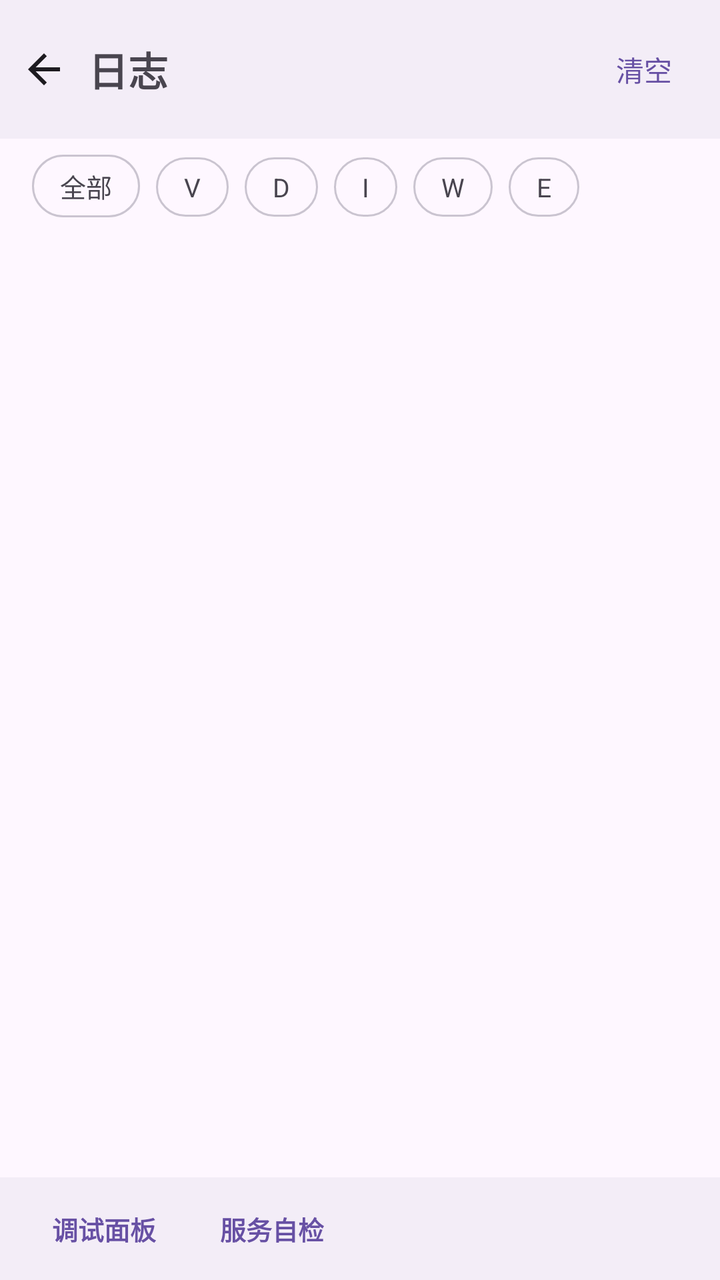
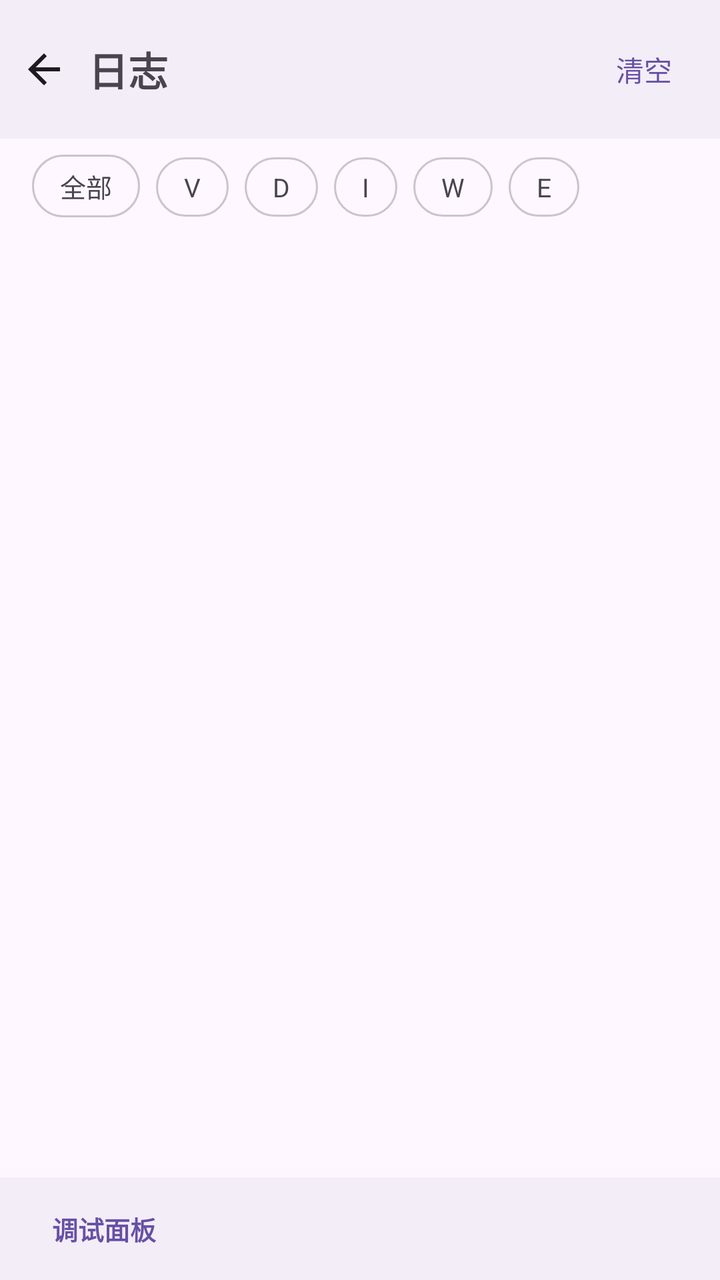

An Android layout rendered at two revisions. The XML below is the earlier revision; the diff shows what the commit changed to produce the second picture.
<!-- AndroidManifest.xml: application theme Theme.Keyou -->
<!-- res/layout/activity_log.xml -->
<?xml version="1.0" encoding="utf-8"?>
<LinearLayout xmlns:android="http://schemas.android.com/apk/res/android"
    android:layout_width="match_parent"
    android:layout_height="match_parent"
    android:orientation="vertical">

    <LinearLayout
        android:layout_width="match_parent"
        android:layout_height="wrap_content"
        android:orientation="horizontal"
        android:gravity="center_vertical"
        android:background="?attr/colorSurfaceContainer"
        android:paddingEnd="16dp">

        <include layout="@layout/view_back_bar" />

        <TextView
            android:layout_width="0dp"
            android:layout_height="wrap_content"
            android:layout_weight="1"
            android:text="@string/log_title"
            android:textSize="20sp"
            android:textStyle="bold"
            android:paddingVertical="20dp" />

        <TextView
            android:id="@+id/btn_log_clear"
            android:layout_width="wrap_content"
            android:layout_height="wrap_content"
            android:background="?attr/selectableItemBackgroundBorderless"
            android:clickable="true"
            android:focusable="true"
            android:padding="8dp"
            android:text="@string/log_clear"
            android:textColor="?attr/colorPrimary"
            android:textSize="14sp" />
    </LinearLayout>

    <HorizontalScrollView
        android:layout_width="match_parent"
        android:layout_height="wrap_content"
        android:paddingHorizontal="16dp"
        android:paddingTop="8dp"
        android:scrollbars="none">

        <LinearLayout
            android:layout_width="wrap_content"
            android:layout_height="wrap_content"
            android:orientation="horizontal">

            <TextView
                android:id="@+id/chip_all"
                style="@style/Widget.Keyou.FilterChip"
                android:text="@string/log_filter_all" />

            <TextView
                android:id="@+id/chip_v"
                style="@style/Widget.Keyou.FilterChip"
                android:text="V" />

            <TextView
                android:id="@+id/chip_d"
                style="@style/Widget.Keyou.FilterChip"
                android:text="D" />

            <TextView
                android:id="@+id/chip_i"
                style="@style/Widget.Keyou.FilterChip"
                android:text="I" />

            <TextView
                android:id="@+id/chip_w"
                style="@style/Widget.Keyou.FilterChip"
                android:text="W" />

            <TextView
                android:id="@+id/chip_e"
                style="@style/Widget.Keyou.FilterChip"
                android:text="E" />
        </LinearLayout>
    </HorizontalScrollView>

    <TextView
        android:id="@+id/tv_log_count"
        android:layout_width="wrap_content"
        android:layout_height="wrap_content"
        android:layout_marginHorizontal="20dp"
        android:layout_marginTop="6dp"
        android:alpha="0.7"
        android:textSize="12sp" />

    <FrameLayout
        android:layout_width="match_parent"
        android:layout_height="0dp"
        android:layout_weight="1">

        <androidx.recyclerview.widget.RecyclerView
            android:id="@+id/rv_logs"
            android:layout_width="match_parent"
            android:layout_height="match_parent"
            android:clipToPadding="false"
            android:paddingHorizontal="16dp"
            android:paddingVertical="8dp" />

        <TextView
            android:id="@+id/tv_log_empty"
            android:layout_width="wrap_content"
            android:layout_height="wrap_content"
            android:layout_gravity="center"
            android:text="@string/log_empty"
            android:textColor="?attr/colorOnSurfaceVariant"
            android:visibility="gone" />
    </FrameLayout>

    
    <LinearLayout
        android:layout_width="match_parent"
        android:layout_height="wrap_content"
        android:background="?attr/colorSurfaceContainer"
        android:orientation="horizontal"
        android:paddingHorizontal="20dp"
        android:paddingVertical="10dp">

        <TextView
            android:id="@+id/btn_log_diag"
            android:layout_width="wrap_content"
            android:layout_height="wrap_content"
            android:background="?attr/selectableItemBackgroundBorderless"
            android:clickable="true"
            android:focusable="true"
            android:padding="6dp"
            android:text="@string/log_entry_diag"
            android:textColor="?attr/colorPrimary"
            android:textSize="13sp"
            android:textStyle="bold" />

        <TextView
            android:id="@+id/btn_log_service"
            android:layout_width="wrap_content"
            android:layout_height="wrap_content"
            android:layout_marginStart="20dp"
            android:background="?attr/selectableItemBackgroundBorderless"
            android:clickable="true"
            android:focusable="true"
            android:padding="6dp"
            android:text="@string/log_entry_service"
            android:textColor="?attr/colorPrimary"
            android:textSize="13sp"
            android:textStyle="bold" />
    </LinearLayout>

</LinearLayout>
<!-- res/layout/view_back_bar.xml (included above) -->
<?xml version="1.0" encoding="utf-8"?>
<FrameLayout xmlns:android="http://schemas.android.com/apk/res/android"
    android:layout_width="wrap_content"
    android:layout_height="wrap_content">

    <ImageButton
        android:id="@+id/btn_back"
        android:layout_width="44dp"
        android:layout_height="44dp"
        android:background="?attr/selectableItemBackgroundBorderless"
        android:contentDescription="@string/back"
        android:padding="10dp"
        android:src="@drawable/ic_arrow_back" />

</FrameLayout>
<!-- resources referenced by this layout -->
<resources>
  <!-- drawable ic_arrow_back (drawable) -->
  <?xml version="1.0" encoding="utf-8"?>
  <vector xmlns:android="http://schemas.android.com/apk/res/android"
      android:width="24dp"
      android:height="24dp"
      android:viewportWidth="24"
      android:viewportHeight="24"
      android:tint="?attr/colorOnSurface">
      <path
          android:fillColor="@android:color/white"
          android:pathData="M20,11H7.83l5.59,-5.59L12,4l-8,8 8,8 1.41,-1.41L7.83,13H20v-2z" />
  </vector>
  <string name="back">返回</string>
  <string name="log_clear">清空</string>
  <string name="log_empty">暂无日志</string>
  <string name="log_entry_diag">调试面板</string>
  <string name="log_entry_service">服务自检</string>
  <string name="log_filter_all">全部</string>
  <string name="log_title">日志</string>
  <style name="Widget.Keyou.FilterChip" parent="">
          <item name="android:layout_width">wrap_content</item>
          <item name="android:layout_height">wrap_content</item>
          <item name="android:layout_marginEnd">8dp</item>
          <item name="android:background">@drawable/bg_chip</item>
          <item name="android:clickable">true</item>
          <item name="android:focusable">true</item>
          <item name="android:paddingHorizontal">14dp</item>
          <item name="android:paddingVertical">6dp</item>
          <item name="android:textSize">13sp</item>
      </style>
  <style name="Theme.Keyou" parent="Theme.Material3.DayNight.NoActionBar" />
  <!-- drawable bg_chip (drawable) -->
  <?xml version="1.0" encoding="utf-8"?>
  <shape xmlns:android="http://schemas.android.com/apk/res/android"
      android:shape="rectangle">
      <corners android:radius="16dp" />
      <stroke
          android:width="1dp"
          android:color="?attr/colorOutlineVariant" />
  </shape>
</resources>

<!-- the commit's change to res/layout/activity_log.xml (unified diff, before → after) -->
@@ -134,20 +134,7 @@
             android:textSize="13sp"
             android:textStyle="bold" />
 
-        <TextView
-            android:id="@+id/btn_log_service"
-            android:layout_width="wrap_content"
-            android:layout_height="wrap_content"
-            android:layout_marginStart="20dp"
-            android:background="?attr/selectableItemBackgroundBorderless"
-            android:clickable="true"
-            android:focusable="true"
-            android:padding="6dp"
-            android:text="@string/log_entry_service"
-            android:textColor="?attr/colorPrimary"
-            android:textSize="13sp"
-            android:textStyle="bold" />
-    </LinearLayout>
+            </LinearLayout>
 
 </LinearLayout>
 <!-- res/layout/view_back_bar.xml (included above) -->
<!-- resource entries referenced after the edit -->
@@ -16,7 +16,6 @@
   <string name="log_clear">清空</string>
   <string name="log_empty">暂无日志</string>
   <string name="log_entry_diag">调试面板</string>
-  <string name="log_entry_service">服务自检</string>
   <string name="log_filter_all">全部</string>
   <string name="log_title">日志</string>
   <style name="Widget.Keyou.FilterChip" parent="">
